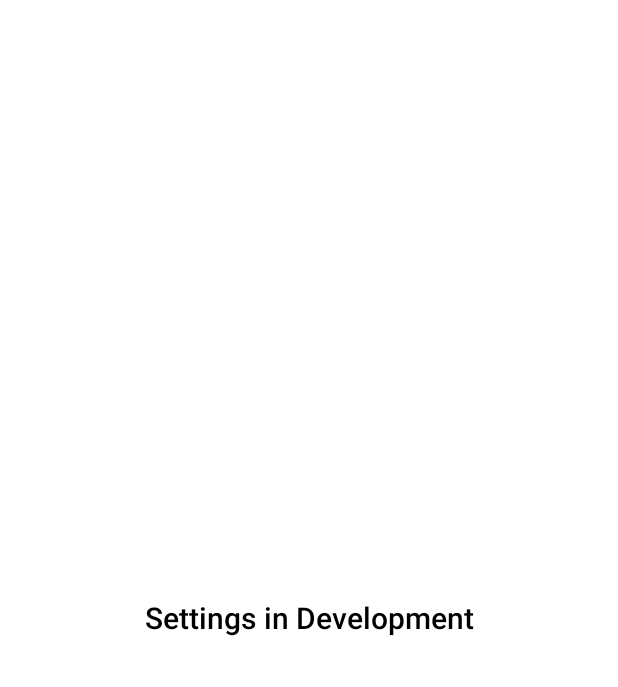
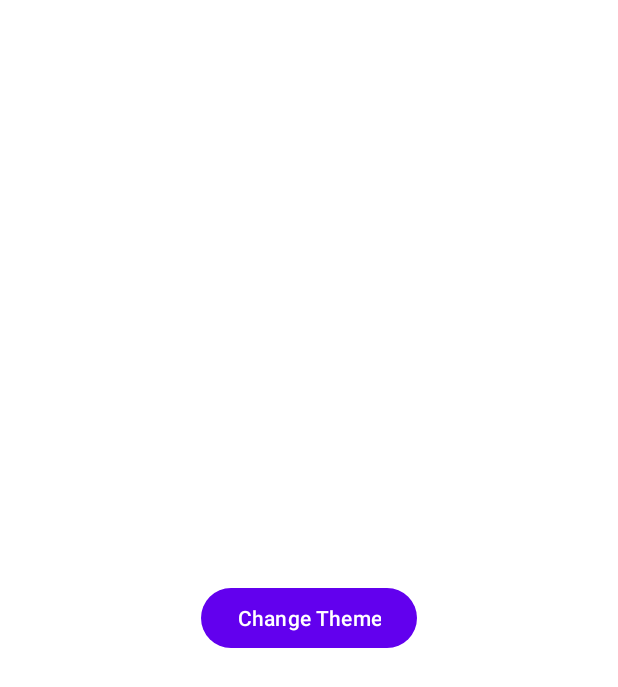
Before and after one commit to colepatrick/Herculean, an Android app: the fragment SettingsFragment shown on its own in the app's theme, on a phone screen of 412 x 824 dp. Shown: the top 687 px of the screen. Run offline under Robolectric (Android 15) with nearby library versions, the phone set to English and light mode, and no system bars.

Commit message:
Updated settings to add a button that sends the user to a page where they can choose different themes

```diff
--- a/app/src/main/java/com/example/herculean/ui/settings/SettingsFragment.java
+++ b/app/src/main/java/com/example/herculean/ui/settings/SettingsFragment.java
@@ -9,13 +9,16 @@ import android.widget.TextView;
 import androidx.annotation.NonNull;
 import androidx.fragment.app.Fragment;
 import androidx.lifecycle.ViewModelProvider;
+import androidx.navigation.fragment.NavHostFragment;
 
+import com.example.herculean.R;
 import com.example.herculean.databinding.FragmentSettingsBinding;
 
 public class SettingsFragment extends Fragment {
 
     private FragmentSettingsBinding binding;
 
+    @Override
     public View onCreateView(@NonNull LayoutInflater inflater,
                              ViewGroup container, Bundle savedInstanceState) {
         SettingsViewModel settingsViewModel =
@@ -24,8 +27,17 @@ public class SettingsFragment extends Fragment {
         binding = FragmentSettingsBinding.inflate(inflater, container, false);
         View root = binding.getRoot();
 
-        final TextView textView = binding.textSettings;
-        settingsViewModel.getText().observe(getViewLifecycleOwner(), textView::setText);
+        // Observe ViewModel text
+
+
+        // This is the button that leads to the theme selection menu
+        binding.buttonThemeSettings.setOnClickListener(v -> {
+            NavHostFragment.findNavController(this)
+                    .navigate(R.id.action_nav_settings_to_themesSettingsFragment);
+
+        });
+
+
         return root;
     }
 
--- a/app/src/main/res/layout/fragment_settings.xml
+++ b/app/src/main/res/layout/fragment_settings.xml
@@ -10,14 +10,10 @@
     android:background="?attr/colorSurface"
     tools:context=".ui.settings.SettingsFragment">
 
-    <TextView
-        android:id="@+id/text_settings"
-        android:layout_width="match_parent"
+    <Button
+        android:id="@+id/button_theme_settings"
+        android:layout_width="wrap_content"
         android:layout_height="wrap_content"
-        android:gravity="center"
-        android:text="Settings in Development"
-        android:textSize="20sp"
-        android:textColor="?attr/colorOnSurface"
-        android:fontFamily="sans-serif-medium"
-        android:padding="8dp" />
+        android:text="Change Theme"
+        android:layout_margin="16dp" />
 </LinearLayout>
```
Also changed, not shown: app/src/main/java/com/example/herculean/ui/settings/theme/ThemesSettingsFragment.java (added, +43 -0 lines), app/src/main/res/layout/fragment_themes_settings.xml (added, +35 -0 lines), app/src/main/res/navigation/mobile_navigation.xml (+13 -1 lines).
